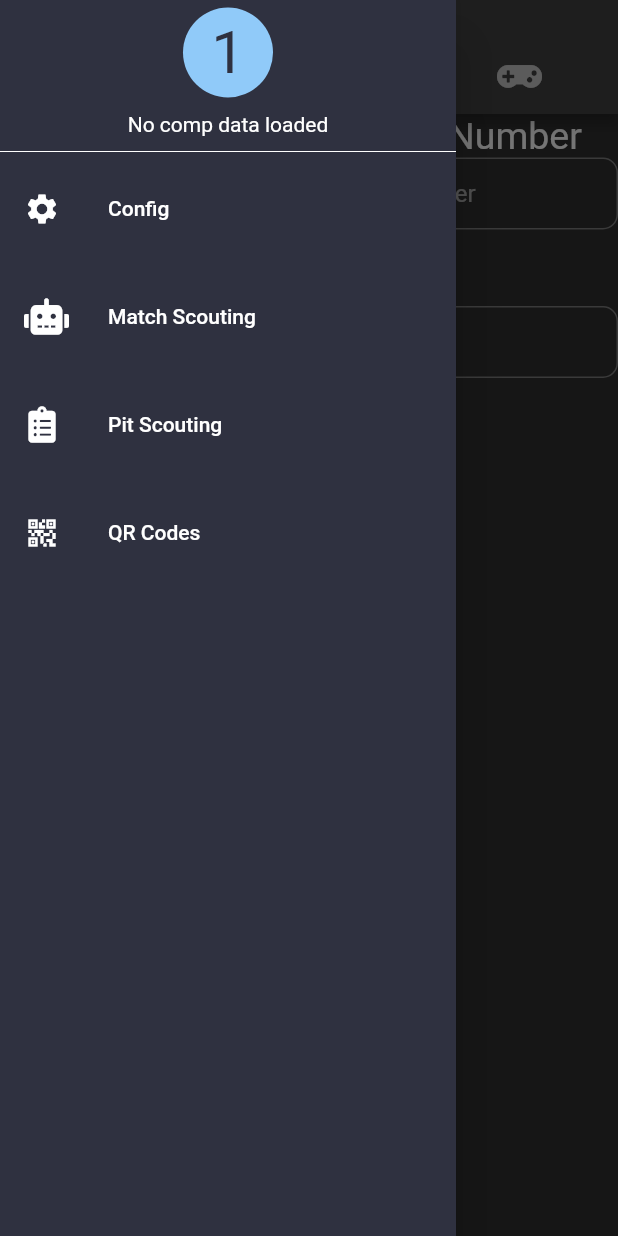
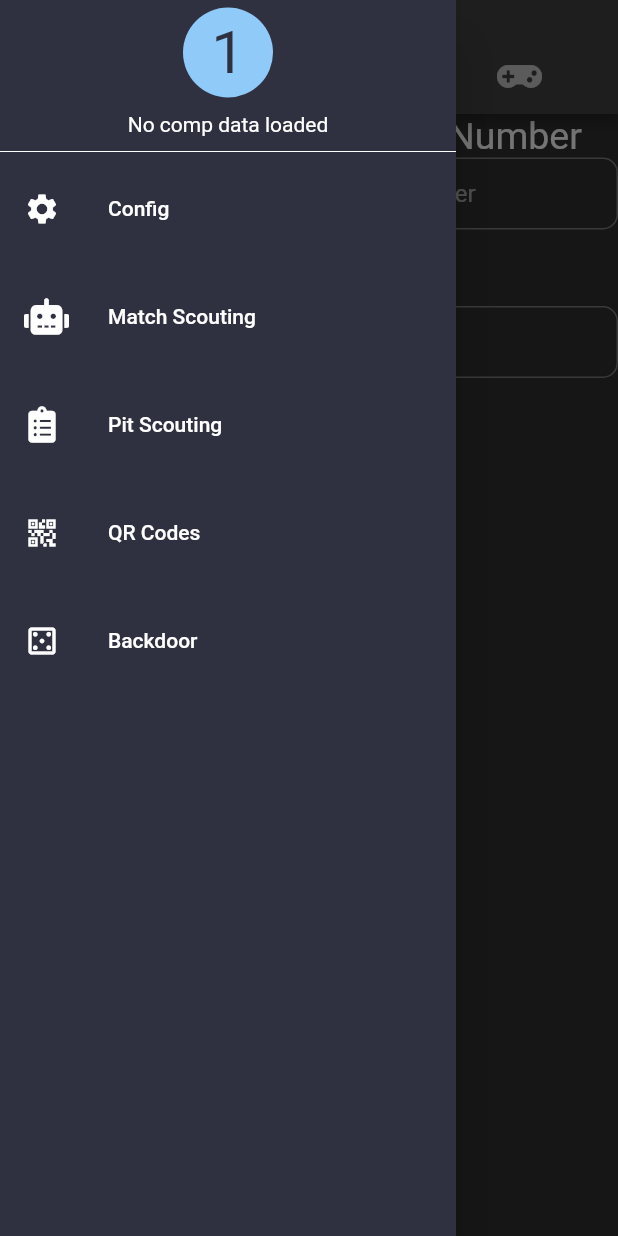
Before and after one commit to kevskillz/341-Scouting, a Flutter app: the MatchPage screen opened directly, with the side drawer open, on a phone screen of 412 x 824 dp. Run offline on Flutter 3.47's test engine with Material 2 defaults, Android fonts, the phone set to English and light mode, and no system bars; drawn by our look-alikes of flutter_form_builder; our stand-ins replace camera, flutter_dotenv, image_picker, qr_flutter; missing offline and left inert: dart:html, number_inc_dec, qrolo; project files that could hold a hidden picture were left out.

Commit message:
added casino

```diff
--- a/tablet_app/lib/FieldInfo.dart
+++ b/tablet_app/lib/FieldInfo.dart
@@ -3,5 +3,7 @@ import 'package:flutter/services.dart';
 class FieldInfo {
   TextInputFormatter formatter;
   TextInputType inputType;
-  FieldInfo({required this.formatter, required this.inputType});
+  bool enabled;
+  FieldInfo(
+      {required this.formatter, required this.inputType, this.enabled = true});
 }
--- a/tablet_app/lib/FormObjects/TextFieldObj.dart
+++ b/tablet_app/lib/FormObjects/TextFieldObj.dart
@@ -9,11 +9,15 @@ class TextFieldObj extends StatelessWidget {
   late FormBuilderTextField textField;
   late TitleTxt txt;
 
-  TextFieldObj(String label, String id, FieldInfo typeRestrictions,
-      {Function(dynamic)? onChanged,
-      String? initalValue,
-      double? fontSize = TitleTxt.FONT_SIZE,
-      TextEditingController? controller}) {
+  TextFieldObj(
+    String label,
+    String id,
+    FieldInfo typeRestrictions, {
+    Function(dynamic)? onChanged,
+    String? initalValue,
+    double? fontSize = TitleTxt.FONT_SIZE,
+    TextEditingController? controller,
+  }) {
     txt = TitleTxt(label, fontSize: fontSize);
     textField = FormBuilderTextField(
       controller: controller,
@@ -38,6 +42,7 @@ class TextFieldObj extends StatelessWidget {
       inputFormatters: [typeRestrictions.formatter],
       onChanged: onChanged,
       initialValue: initalValue,
+      enabled: typeRestrictions.enabled,
     );
   }
 
--- a/tablet_app/lib/Globals.dart
+++ b/tablet_app/lib/Globals.dart
@@ -12,6 +12,7 @@ final Color BLUE_TEAM = Colors.blue[200]!;
 List<dynamic> json = [];
 // List<QRWrapper> qrCodes = [];
 List<Map<String, dynamic>> rawMatchQRData = [];
+
 List<Map<String, dynamic>> rawPitQRData = [];
 
 List<Map<String, dynamic>> matchCache = [
@@ -20,6 +21,7 @@ List<Map<String, dynamic>> matchCache = [
   Map<String, dynamic>()
 ];
 
+Map<String, dynamic> casinoCache = {};
 Map<String, dynamic> pitCache = {};
 XFile? pic;
 const double HORIZ_PADDING = 10.0;
@@ -71,6 +73,18 @@ final Map<String, FieldInfo> MATCH_FIELDS = {
   'CLIMB_LEVEL': FieldInfo(
       formatter: FilteringTextInputFormatter.deny(''),
       inputType: TextInputType.text),
+  'BET_COLOR': FieldInfo(
+      formatter: FilteringTextInputFormatter.deny(''),
+      inputType: TextInputType.number,
+      enabled: false),
+  'BET_AMOUNT': FieldInfo(
+      formatter: FilteringTextInputFormatter.digitsOnly,
+      inputType: TextInputType.number,
+      enabled: false),
+  'OVER_UNDER': FieldInfo(
+      formatter: FilteringTextInputFormatter.deny(''),
+      inputType: TextInputType.number,
+      enabled: false),
 };
 
 final Map<String, FieldInfo> PIT_FIELDS = {
--- a/tablet_app/lib/NavigationDrawer.dart
+++ b/tablet_app/lib/NavigationDrawer.dart
@@ -2,6 +2,7 @@ import 'package:flutter/material.dart';
 import 'package:mobile_sct_app/CustomIcons.dart';
 
 import 'package:mobile_sct_app/Globals.dart';
+import 'package:mobile_sct_app/Pages/CasinoPage.dart';
 
 import 'Pages/ConfigPage.dart';
 import 'Pages/MatchPage.dart';
@@ -97,6 +98,15 @@ class NavigationDrawer extends StatelessWidget {
                 .pushReplacement(MaterialPageRoute(builder: (ctx) => QRPage()));
           },
         ),
+        ListTile(
+          leading: const Icon(Icons.casino_outlined),
+          title: const Text("Backdoor"),
+          onTap: () {
+            onPageTap?.call();
+            Navigator.of(context)
+                .push(MaterialPageRoute(builder: (ctx) => CasinoPage()));
+          },
+        ),
       ],
     );
   }
--- a/tablet_app/lib/Pages/MatchPage.dart
+++ b/tablet_app/lib/Pages/MatchPage.dart
@@ -35,7 +35,7 @@ class _MatchPage extends State<MatchPage> with TickerProviderStateMixin {
   bool enableTimer = true;
   bool resetCall = false;
 
-  static const pageLabel = ["Autonomous", "Teleop", "Endgame"];
+  static const pageLabel = ["Match Info", "Autonomous", "Teleop"];
 
   final StreamController<bool> _validTimerController =
       StreamController<bool>.broadcast();
```
Also changed, not shown: tablet_app/lib/Pages/CasinoPage.dart (added, +101 -0 lines), tablet_app/lib/QRProcess.dart (+10 -1 lines).
